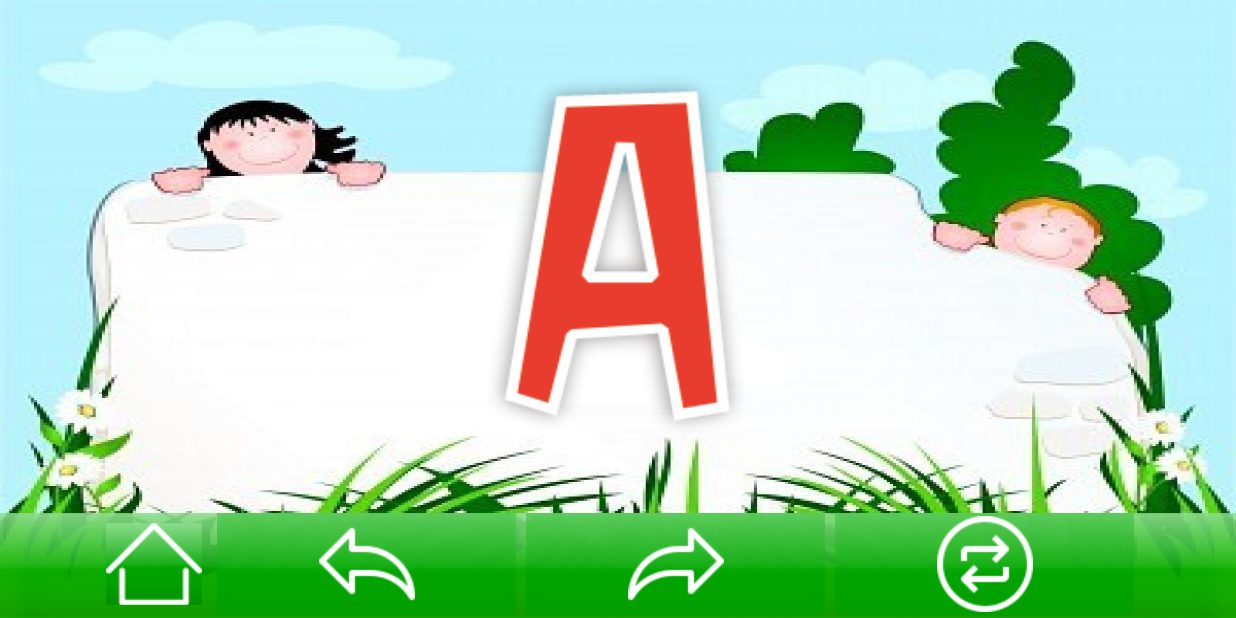
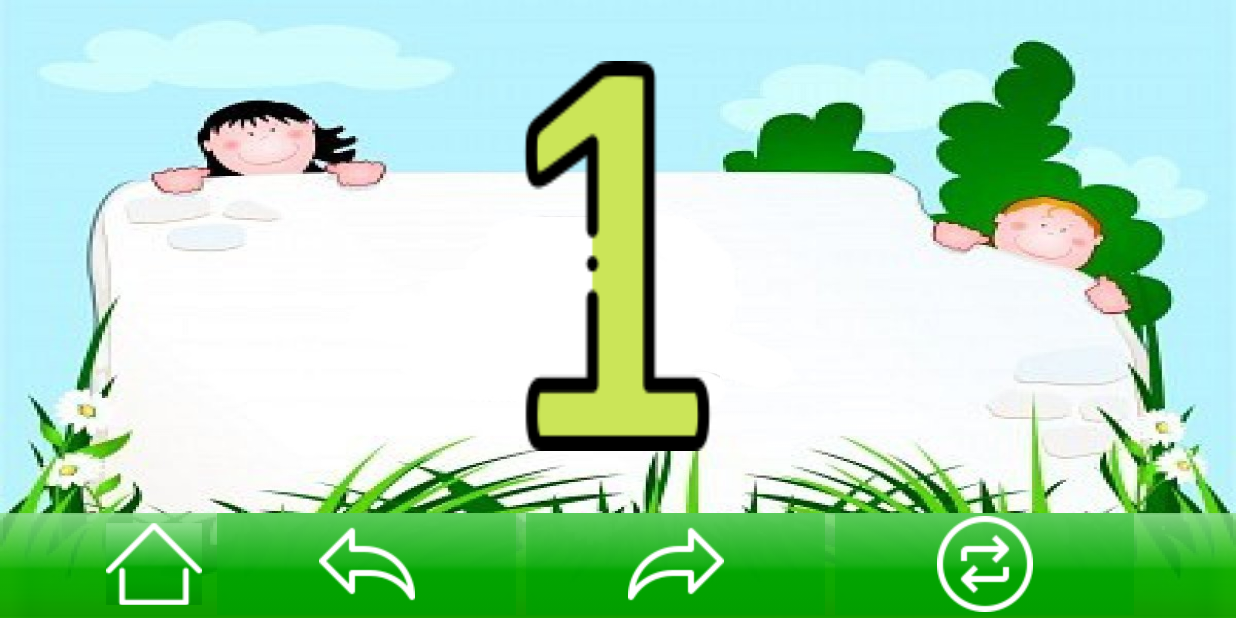
Before and after one commit to sagaku44/nyobaan, an Android app: the BelajarHitung screen opened directly, with no data from a screen before it, after a tap on an icon or button, on a phone screen of 824 x 412 dp (held sideways). Run offline under Robolectric (Android 15) with nearby library versions, the phone set to English and light mode, and no system bars; our stand-ins replace sdp/ssp sizes; 2 other taps on this screen came first.

Commit message:
Update Dias

```diff
--- a/app/src/main/java/com/bimbel/alnabil/lazim.java
+++ b/app/src/main/java/com/bimbel/alnabil/lazim.java
@@ -200,6 +200,40 @@ public class lazim {
             R.raw.tr,
             R.raw.fa */
     };
+    //musiknumber
+    public int[] musiksaya3 = {
+            R.raw.number1,
+            R.raw.number2,
+            R.raw.number3,
+            /*R.raw.nada_b,
+            R.raw.nada_c,
+            R.raw.nada_d, */
+            R.raw.number4,
+            /*  R.raw.nada_f,
+              R.raw.nada_g,
+              R.raw.nada_h,*/
+
+            /*  R.raw.nada_j,
+              R.raw.nada_k,
+              R.raw.nada_l,
+              R.raw.nada_m,
+              R.raw.nada_n,*/
+            R.raw.number5,
+            /*  R.raw.nada_p,
+              R.raw.nada_q,
+              R.raw.nada_r,
+              R.raw.nada_s,
+              R.raw.nada_t, */
+
+            /*  R.raw.nada_v,
+              R.raw.nada_w,
+              R.raw.nada_x,
+              R.raw.nada_y,
+              R.raw.nada_z,
+              R.raw.tr,
+              R.raw.fa */
+    };
+
 
     //suara membaca hewan
     public int[] musikhewan = {
@@ -279,6 +313,38 @@ public class lazim {
             R.drawable.huruf_y,
             R.drawable.huruf_z */
     };
+    //gambarnumber
+    public int[] gambarnumber= {
+            R.drawable.number1,
+            /*R.drawable.huruf_b,
+            R.drawable.huruf_c,
+           R.drawable.huruf_d, */
+
+            /*  R.drawable.huruf_f,
+             R.drawable.huruf_g,
+             R.drawable.huruf_h,*/
+            R.drawable.number2,
+            /*  R.drawable.huruf_j,
+             R.drawable.huruf_k,
+             R.drawable.huruf_l,
+             R.drawable.huruf_m,
+             R.drawable.huruf_n, */
+            R.drawable.number3,
+            R.drawable.number4,
+            R.drawable.number5,
+
+            /*   R.drawable.huruf_p,
+               R.drawable.huruf_q,
+               R.drawable.huruf_r,
+               R.drawable.huruf_s,
+               R.drawable.huruf_t, */
+
+            /*    R.drawable.huruf_v,
+               R.drawable.huruf_w,
+               R.drawable.huruf_x,
+               R.drawable.huruf_y,
+               R.drawable.huruf_z */
+    };
 
     //Drawable gambar transportasi
     //drawable hewan
--- a/app/src/main/java/com/bimbel/alnabil/menu/BelajarBaca.java
+++ b/app/src/main/java/com/bimbel/alnabil/menu/BelajarBaca.java
@@ -10,6 +10,8 @@ import android.view.Menu;
 import android.view.MenuItem;
 import android.view.MotionEvent;
 import android.view.View;
+import android.view.animation.Animation;
+import android.view.animation.AnimationUtils;
 import android.view.Window;
 import android.view.WindowManager;
 import android.widget.ImageButton;
@@ -17,7 +19,7 @@ import android.widget.ImageView;
 import android.widget.LinearLayout;
 import android.widget.RelativeLayout;
 import android.widget.Toast;
-
+import android.animation.Animator;
 import com.bimbel.alnabil.MainActivity;
 import com.bimbel.alnabil.MenuAwal;
 import com.bimbel.alnabil.R;
@@ -232,6 +234,8 @@ public class BelajarBaca extends Activity {
         }
 //        imview.setBackgroundResource(lzm.gambarsaya2[a]);
         ibsan.setBackgroundResource(lzm.gambaralfabet[a]);
+        final Animation animasihuruf = AnimationUtils.loadAnimation(this,R.anim.right_in);
+        ibsan.startAnimation(animasihuruf);
         player(a);
 
     }
@@ -242,8 +246,10 @@ public class BelajarBaca extends Activity {
         if (a < 0) {
             a = 4;
         }
-        imview.setBackgroundResource(lzm.gambarsaya2[a]);
+     //   imview.setBackgroundResource(lzm.gambarsaya2[a]);
         ibsan.setBackgroundResource(lzm.gambaralfabet[a]);
+        final Animation animasihuruf = AnimationUtils.loadAnimation(this,R.anim.left_in);
+        ibsan.startAnimation(animasihuruf);
         player(a);
 
     }
--- a/app/src/main/java/com/bimbel/alnabil/menu/BelajarHitung.java
+++ b/app/src/main/java/com/bimbel/alnabil/menu/BelajarHitung.java
@@ -10,6 +10,8 @@ import android.view.Menu;
 import android.view.MenuItem;
 import android.view.MotionEvent;
 import android.view.View;
+import android.view.animation.Animation;
+import android.view.animation.AnimationUtils;
 import android.view.Window;
 import android.view.WindowManager;
 import android.widget.ImageButton;
@@ -96,7 +98,7 @@ public class BelajarHitung extends Activity {
         ibsan = (ImageButton) findViewById(R.id.imbtsan);
 
 //        imview.setBackgroundResource(lzm.gambarsaya2[a]);
-        ibsan.setBackgroundResource(lzm.gambaralfabet[a]);
+        ibsan.setBackgroundResource(lzm.gambarnumber[a]);
 
         home.setOnClickListener(new ImageButton.OnClickListener() {
             public void onClick(View v) {
@@ -231,7 +233,9 @@ public class BelajarHitung extends Activity {
             a = 0;
         }
 //        imview.setBackgroundResource(lzm.gambarsaya2[a]);
-        ibsan.setBackgroundResource(lzm.gambaralfabet[a]);
+        ibsan.setBackgroundResource(lzm.gambarnumber[a]);
+        final Animation animasihuruf = AnimationUtils.loadAnimation(this,R.anim.right_in);
+        ibsan.startAnimation(animasihuruf);
         player(a);
 
     }
@@ -242,8 +246,10 @@ public class BelajarHitung extends Activity {
         if (a < 0) {
             a = 4;
         }
-        imview.setBackgroundResource(lzm.gambarsaya2[a]);
-        ibsan.setBackgroundResource(lzm.gambaralfabet[a]);
+        //imview.setBackgroundResource(lzm.gambarsaya2[a]);
+        ibsan.setBackgroundResource(lzm.gambarnumber[a]);
+        final Animation animasihuruf = AnimationUtils.loadAnimation(this,R.anim.right_out);
+        ibsan.startAnimation(animasihuruf);
         player(a);
 
     }
@@ -253,7 +259,7 @@ public class BelajarHitung extends Activity {
         Random rndGenerator = new Random();
         bk = rndGenerator.nextInt(5);
 //        imview.setBackgroundResource(lzm.gambarsaya2[bk]);
-        ibsan.setBackgroundResource(lzm.gambaralfabet[bk]);
+        ibsan.setBackgroundResource(lzm.gambarnumber[bk]);
         player(bk);
         a = bk;
     }
@@ -264,7 +270,7 @@ public class BelajarHitung extends Activity {
                 mMediaPlayer.release();
 
             }
-            mMediaPlayer = MediaPlayer.create(BelajarHitung.this, lzm.musiksaya2[i]);
+            mMediaPlayer = MediaPlayer.create(BelajarHitung.this, lzm.musiksaya3[i]);
             mMediaPlayer.start();
         } else if (sound == false) {
             if (mMediaPlayer != null) {
--- a/app/src/main/res/layout/activity_activit_level.xml
+++ b/app/src/main/res/layout/activity_activit_level.xml
@@ -30,7 +30,7 @@
                 android:layout_below="@+id/level1"
                 android:layout_width="wrap_content"
                 android:layout_height="wrap_content"
-                android:src="@drawable/lev2"
+                android:src="@drawable/lev1"
                 android:layout_margin="@dimen/_3sdp"/>
             <!--<ImageView
                 android:id="@+id/level3"
```
